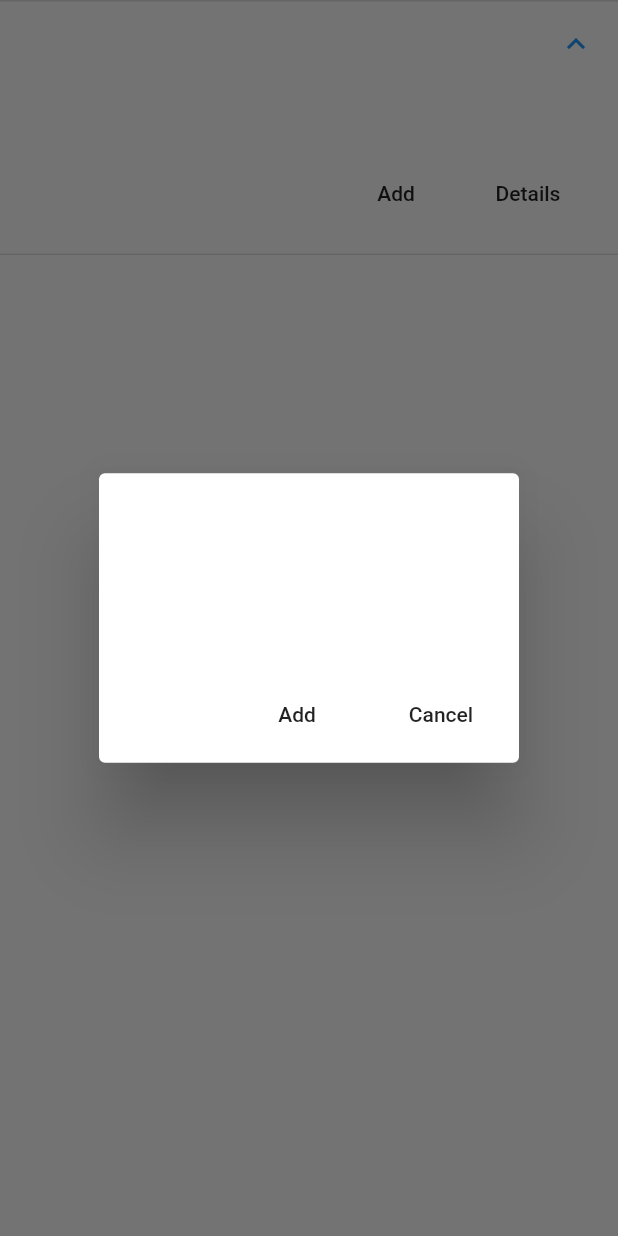
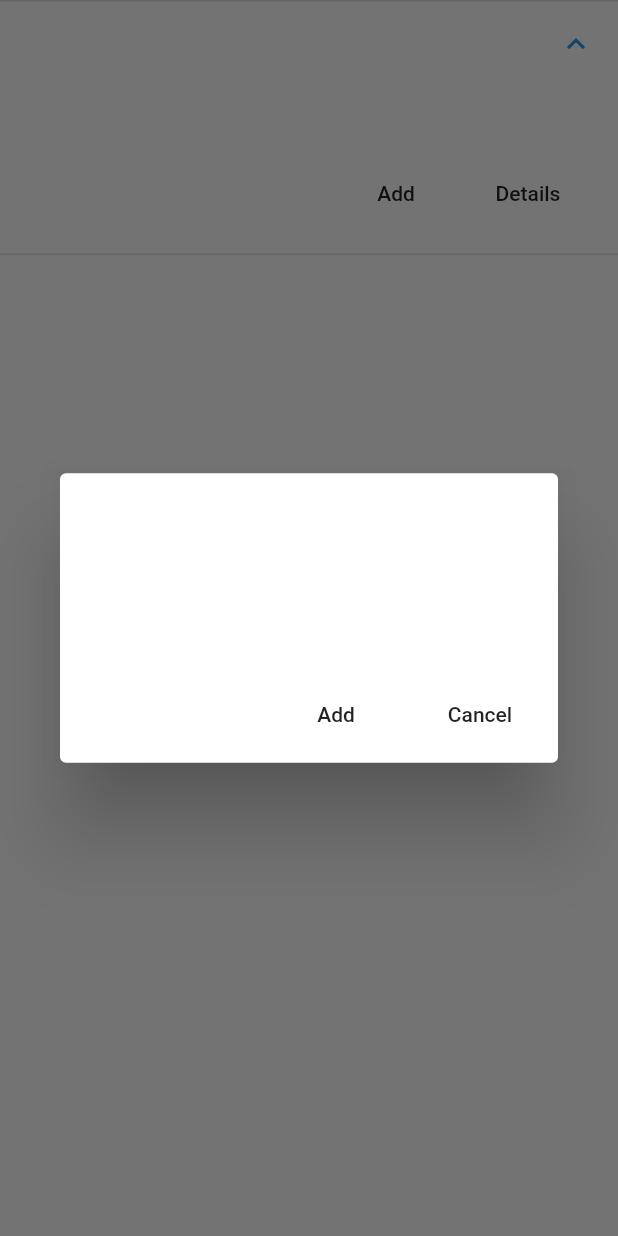
Before and after one commit to corneliudascalu/flutter_intro, a Flutter app: the BookListItem widget shown alone on an empty page, opened directly with empty values, after a tap on the "expand more" icon, after a tap on "Details", on a phone screen of 412 x 824 dp. Run offline on Flutter 3.47's test engine with Material 2 defaults, Android fonts, the phone set to English and light mode, and no system bars; network calls fail.

Commit message:
Use ListView and constraints for book description

```diff
--- a/lib/BookDetailsDialog.dart
+++ b/lib/BookDetailsDialog.dart
@@ -1,11 +1,11 @@
 import 'package:flutter/material.dart';
 import 'package:flutter_intro/Book.dart';
 
-class BookDetailsDialog extends StatelessWidget {
-  const BookDetailsDialog({
+class BookDetailsWidget extends StatelessWidget {
+  const BookDetailsWidget({
     Key key,
-    @required this.book,
-    @required this.dialogTextStyle,
+    this.book,
+    this.dialogTextStyle,
   }) : super(key: key);
 
   final Book book;
@@ -15,21 +15,22 @@ class BookDetailsDialog extends StatelessWidget {
   Widget build(BuildContext context) {
     return AlertDialog(
       title: Text(book.title),
-      content: Table(
-        children: <TableRow>[
-          TableRow(children: [
+      content: Container(
+        constraints: BoxConstraints.loose(Size(double.maxFinite, 200)),
+        width: double.maxFinite,
+        child: ListView(
+          shrinkWrap: true,
+          children: <Widget>[
             Text(
               book.author,
               style: dialogTextStyle,
-            )
-          ]),
-          TableRow(children: [
+            ),
             Text(
               book.description,
               style: dialogTextStyle,
             )
-          ]),
-        ],
+          ],
+        ),
       ),
       actions: <Widget>[
         FlatButton(
--- a/lib/BookListItem.dart
+++ b/lib/BookListItem.dart
@@ -51,7 +51,7 @@ class BookListItem extends StatelessWidget {
                             showDialog(
                                 context: context,
                                 builder: (buildContext) {
-                                  return new BookDetailsDialog(
+                                  return new BookDetailsWidget(
                                       book: book,
                                       dialogTextStyle: dialogTextStyle);
                                 })
```
